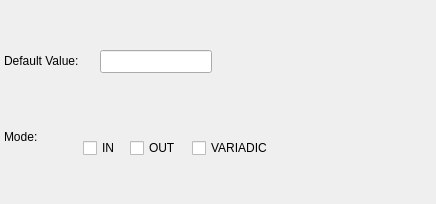
The window that libs/libgui/ui/dbobjects/parameterwidget.ui (pgmodeler/pgmodeler) describes before a commit, drawn with Qt 5.
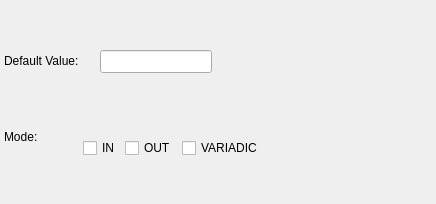
The same window after the commit.

The edit to the form file:
```diff
--- a/libs/libgui/ui/dbobjects/parameterwidget.ui
+++ b/libs/libgui/ui/dbobjects/parameterwidget.ui
@@ -84,7 +84,7 @@
    </property>
    <layout class="QHBoxLayout" name="in_out_hlt">
     <property name="spacing">
-     <number>10</number>
+     <number>5</number>
     </property>
     <item>
      <widget class="QCheckBox" name="param_in_chk">
```
